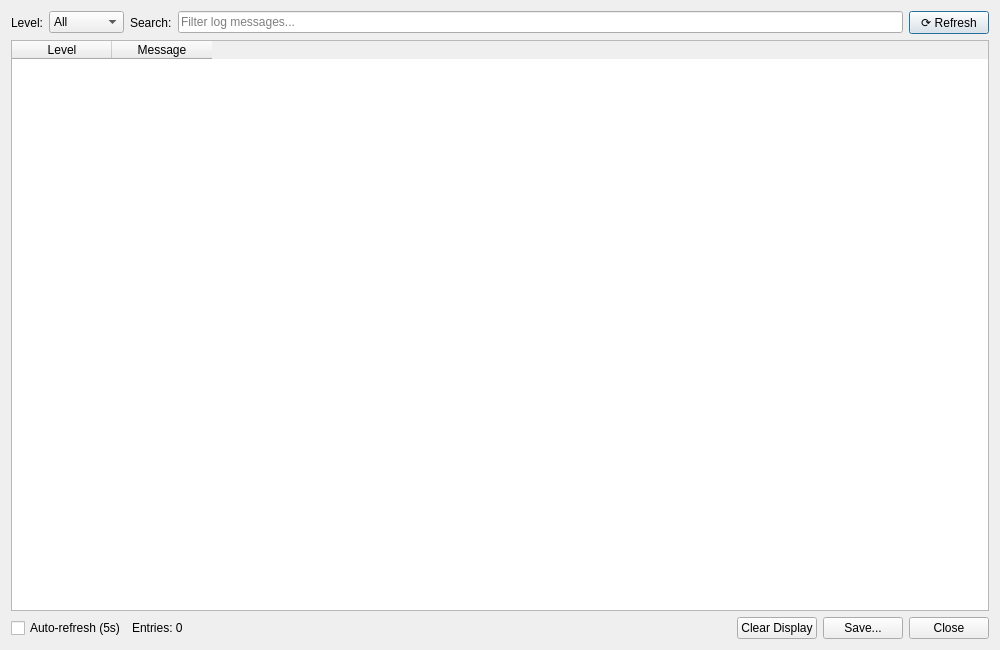
The window that src/cdlglogviewer.ui (grodansparadis/vscp-works-qt) describes before a commit, drawn with Qt 5.
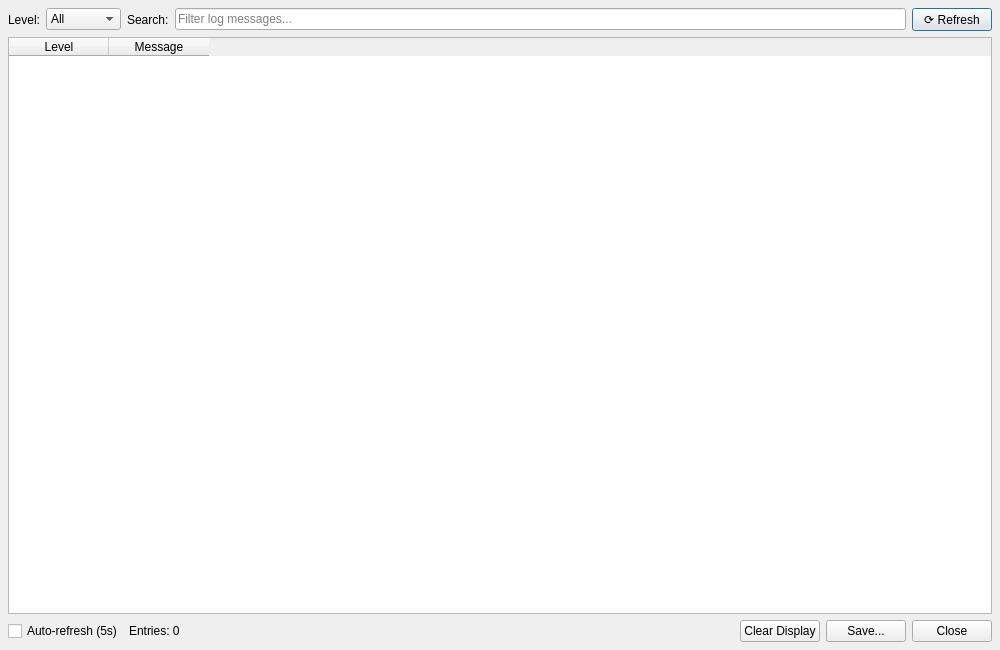
The same window after the commit.

```diff
--- a/src/cdlglogviewer.ui
+++ b/src/cdlglogviewer.ui
@@ -17,10 +17,16 @@
    <property name="spacing">
     <number>6</number>
    </property>
-   <property name="contentsMargins">
+   <property name="leftMargin">
     <number>8</number>
+   </property>
+   <property name="topMargin">
     <number>8</number>
+   </property>
+   <property name="rightMargin">
     <number>8</number>
+   </property>
+   <property name="bottomMargin">
     <number>8</number>
    </property>
 
```
